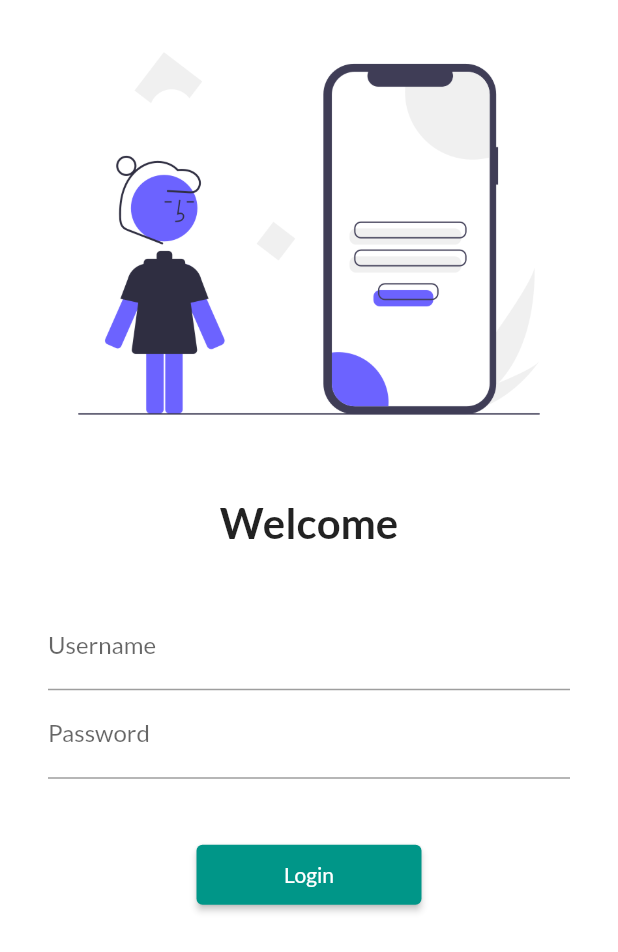
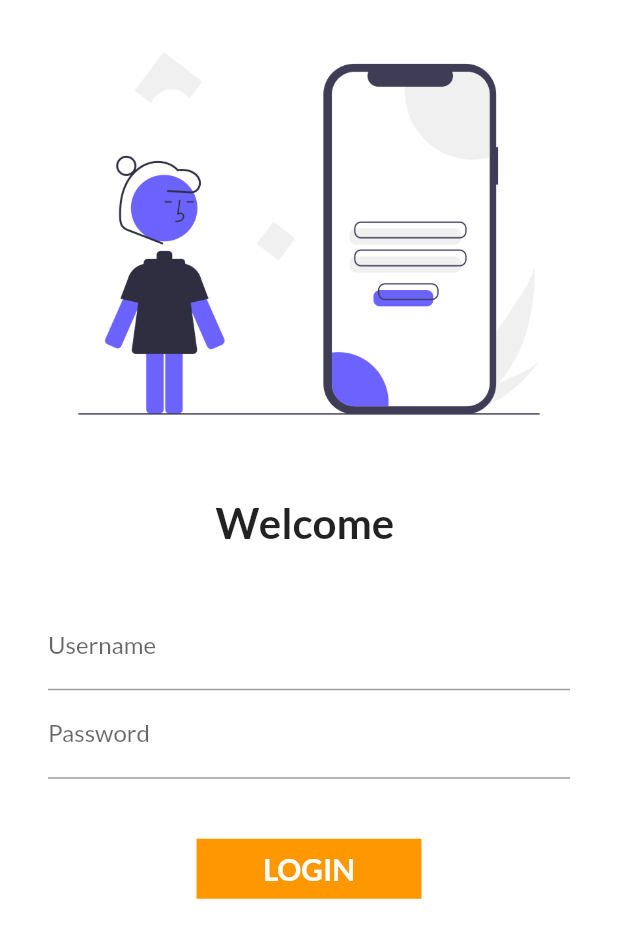
Before and after one commit to prashantbhattacharya20/Prasun-Bhattacharya-App, a Flutter app: the screen it shows after launch, on a phone screen of 412 x 824 dp. Shown: the top 952 px of the screen. Run offline on Flutter 3.47's test engine with Material 2 defaults, Android fonts, the phone set to English and light mode, and no system bars; our stand-ins replace google_fonts.

Commit message:
Day 6 Completed

```diff
--- a/lib/pages/login_page.dart
+++ b/lib/pages/login_page.dart
@@ -1,7 +1,15 @@
 import 'package:flutter/material.dart';
 import 'package:flutter_catalog/utils/routes.dart';
 
-class LoginPage extends StatelessWidget {
+class LoginPage extends StatefulWidget {
+  @override
+  State<LoginPage> createState() => _LoginPageState();
+}
+
+class _LoginPageState extends State<LoginPage> {
+  String name = "";
+  bool changedbutton = false;
+
   @override
   Widget build(BuildContext context) {
     return Material(
@@ -17,7 +25,7 @@ class LoginPage extends StatelessWidget {
                 height: 20.0,
               ),
               Text(
-                "Welcome",
+                "Welcome $name",
                 style: TextStyle(
                   fontSize: 28,
                   fontWeight: FontWeight.bold,
@@ -32,6 +40,10 @@ class LoginPage extends StatelessWidget {
                 child: Column(
                   children: [
                     TextFormField(
+                      onChanged: (value) {
+                        name = value;
+                        setState(() {});
+                      },
                       decoration: InputDecoration(
                           hintText: "Enter Username", labelText: "Username"),
                     ),
@@ -43,12 +55,43 @@ class LoginPage extends StatelessWidget {
                     SizedBox(
                       height: 40.0,
                     ),
-                    ElevatedButton(
-                        onPressed: () {
-                          Navigator.pushNamed(context, MyRoutes.homeRoute);
-                        },
-                        child: Text('Login'),
-                        style: TextButton.styleFrom(minimumSize: Size(150, 40)))
+
+                    InkWell(
+                      onTap: () {
+                        setState(() {
+                          changedbutton = true;
+                        });
+
+                        Future.delayed(Duration(seconds: 1));
+                        Navigator.pushNamed(context, MyRoutes.homeRoute);
+                      },
+                      child: AnimatedContainer(
+                        duration: Duration(seconds: 1),
+                        height: 40,
+                        width: changedbutton ? 50 : 150,
+                        color: Colors.orange,
+                        alignment: Alignment.center,
+                        child: changedbutton
+                            ? Icon(
+                                Icons.done,
+                                color: Colors.white,
+                              )
+                            : Text(
+                                "LOGIN",
+                                style: TextStyle(
+                                  color: Colors.white,
+                                  fontSize: 20,
+                                  fontWeight: FontWeight.bold,
+                                ),
+                              ),
+                      ),
+                    )
+                    // ElevatedButton(
+                    //     onPressed: () {
+                    //       Navigator.pushNamed(context, MyRoutes.homeRoute);
+                    //     },
+                    //     child: Text('Login'),
+                    //     style: TextButton.styleFrom(minimumSize: Size(150, 40)))
                   ],
                 ),
               )
```
